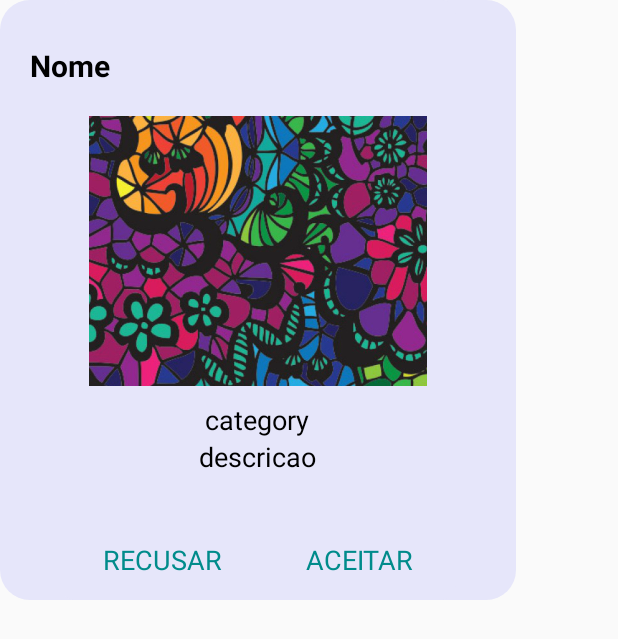
After one commit to lucasncabral/UFCGuide, an Android app: the layout fragment_informations_marketplace_to_add.xml on its own in the app's theme, with its tools: preview values and no code run, on a phone screen of 412 x 824 dp. The commit adds this screen. Shown: the top 639 px of the screen. Run offline under Robolectric (Android 15) with nearby library versions, the light colour scheme and no system bars.

Commit message:
adm aceitar local

```diff
--- a/ESApp/app/src/main/java/com/example/lucas/esapp/Activity/LoginActivity.java
+++ b/ESApp/app/src/main/java/com/example/lucas/esapp/Activity/LoginActivity.java
@@ -123,6 +123,10 @@ public class LoginActivity extends AppCompatActivity implements View.OnClickList
             try {
                 SharedPreferences.Editor ed = prefs.edit();
                 ed.putBoolean("logado", true);
+                if(email.equals("lucas.cabraln@gmail.com"))
+                    ed.putBoolean("adm", true);
+                else
+                    ed.putBoolean("adm", false);
                 ed.putString("email", email);
                 ed.commit();
                 loginOrRegister(name, email, photo);
--- a/ESApp/app/src/main/java/com/example/lucas/esapp/Fragment/InformationMarkFragment.java
+++ b/ESApp/app/src/main/java/com/example/lucas/esapp/Fragment/InformationMarkFragment.java
@@ -101,7 +101,7 @@ public class InformationMarkFragment extends DialogFragment implements RoutingLi
             @TargetApi(Build.VERSION_CODES.M)
             @Override
             public void onClick(View v) {
-                MarkedPlace markedplace = new MarkedPlace(mark.getId(), mark.getCategory(), mark.getName(),mark.getDescricao(), mark.getPhoto(),markerSelect.latitude, markerSelect.longitude,0,mark.getEvaluation() );
+                MarkedPlace markedplace = new MarkedPlace(mark.getId(), mark.getCategory(), mark.getName(),mark.getDescricao(), mark.getPhoto(),markerSelect.latitude, markerSelect.longitude,0,mark.getEvaluation(),mark.getStatus() );
                 Intent registerIntent = new Intent(getActivity(), InformationsMarkedActivity.class);
                 registerIntent.putExtra("markedplace", markedplace);
                 startActivity(registerIntent);
--- /dev/null
+++ b/ESApp/app/src/main/res/layout/fragment_informations_marketplace_to_add.xml
@@ -0,0 +1,145 @@
+<?xml version="1.0" encoding="utf-8"?>
+<LinearLayout xmlns:android="http://schemas.android.com/apk/res/android"
+    android:layout_width="wrap_content"
+    android:layout_height="400dp"
+    android:paddingLeft="10dp"
+    android:paddingRight="10dp"
+    android:paddingTop="20dp"
+    xmlns:app="http://schemas.android.com/apk/res-auto"
+    android:orientation="vertical"
+    android:background="@drawable/shape_dialog"
+    android:gravity="center_vertical|center|center_horizontal"
+    android:weightSum="1">
+
+    <LinearLayout
+        android:orientation="vertical"
+        android:paddingLeft="10dp"
+        android:paddingRight="10dp"
+        android:layout_width="match_parent"
+        android:layout_height="wrap_content"
+        android:id="@+id/linearLayout"
+        android:weightSum="1"
+        android:paddingTop="20dp">
+
+        <TextView
+            android:layout_width="wrap_content"
+            android:layout_height="wrap_content"
+            android:textAppearance="?android:attr/textAppearanceLarge"
+            android:text="Nome"
+            android:textStyle="bold"
+            android:textSize="20sp"
+            android:id="@+id/textMarketName"
+            android:textColor="#000000"
+            android:layout_alignParentTop="true"
+            android:layout_alignParentStart="true"
+            android:layout_weight="1.50" />
+
+        <RelativeLayout
+            android:orientation="horizontal"
+            android:layout_width="wrap_content"
+            android:layout_height="180dp"
+            android:layout_weight="1.50"
+            android:layout_marginTop="20dp">
+
+            <ImageView
+                android:layout_width="match_parent"
+                android:layout_height="match_parent"
+                android:id="@+id/imageMarket"
+                android:src="@drawable/default_image"
+                android:layout_alignParentStart="true" />
+
+        </RelativeLayout>
+    </LinearLayout>
+
+    <LinearLayout
+        android:orientation="vertical"
+        android:layout_width="324dp"
+        android:layout_height="wrap_content"
+        android:layout_weight="0.37">
+
+
+        <LinearLayout
+            android:layout_width="match_parent"
+            android:layout_height="match_parent"
+            android:layout_above="@+id/linearLayout2"
+            android:layout_alignParentLeft="true"
+            android:layout_alignParentStart="true"
+            android:orientation="vertical"
+            android:layout_marginLeft="20dp">
+
+            <LinearLayout
+                android:orientation="horizontal"
+                android:layout_width="wrap_content"
+                android:layout_height="wrap_content"
+                android:layout_marginRight="40dp"
+                android:weightSum="1">
+            </LinearLayout>
+        </LinearLayout>
+
+    </LinearLayout>
+
+    <TextView
+        android:layout_width="wrap_content"
+        android:layout_height="wrap_content"
+        android:paddingTop="10dp"
+        android:textColor="#000000"
+        android:textAppearance="?android:attr/textAppearanceMedium"
+        android:text="category"
+        android:id="@+id/category" />
+
+    <TextView
+        android:layout_width="wrap_content"
+        android:layout_height="wrap_content"
+        android:textAppearance="?android:attr/textAppearanceMedium"
+        android:text="descricao"
+        android:textColor="#000000"
+        android:id="@+id/descircao"
+        android:layout_gravity="center_horizontal" />
+
+
+    <LinearLayout
+        android:orientation="vertical"
+        android:layout_width="match_parent"
+        android:layout_height="wrap_content"
+        android:id="@+id/linearLayout2"
+        android:layout_centerVertical="true"
+        android:layout_alignParentLeft="true"
+        android:layout_alignParentStart="true"
+        android:layout_marginTop="20dp">
+
+        <RelativeLayout
+            android:layout_width="match_parent"
+            android:layout_height="73dp"
+            android:layout_below="@+id/linearLayout2"
+            android:layout_alignParentLeft="true"
+            android:layout_alignParentStart="true">
+
+
+            <TextView
+                android:layout_width="wrap_content"
+                android:layout_height="wrap_content"
+                android:text="ACEITAR"
+                android:id="@+id/buttonOk"
+                android:textColor="#008B8B"
+                android:textSize="18sp"
+                android:layout_centerVertical="true"
+                android:layout_alignParentEnd="true"
+                android:layout_marginEnd="58dp" />
+
+            <TextView
+                android:layout_width="wrap_content"
+                android:layout_height="wrap_content"
+                android:textAppearance="?android:attr/textAppearanceLarge"
+                android:text="RECUSAR"
+                android:textSize="18sp"
+                android:textColor="#008B8B"
+                android:id="@+id/textView2"
+                android:layout_alignBottom="@+id/buttonOk"
+                android:layout_toStartOf="@+id/buttonOk"
+                android:layout_marginEnd="56dp" />
+
+
+        </RelativeLayout>
+    </LinearLayout>
+
+</LinearLayout>
```
Also changed, not shown: ESApp/app/src/main/java/com/example/lucas/esapp/Fragment/InformationMarkToAddFragment.java (added, +151 -0 lines), ESApp/app/src/main/java/com/example/lucas/esapp/Fragment/NewMapaFragment.java (+84 -20 lines), ESApp/app/src/main/java/com/example/lucas/esapp/Model/MarkedPlace.java (+11 -1 lines).
